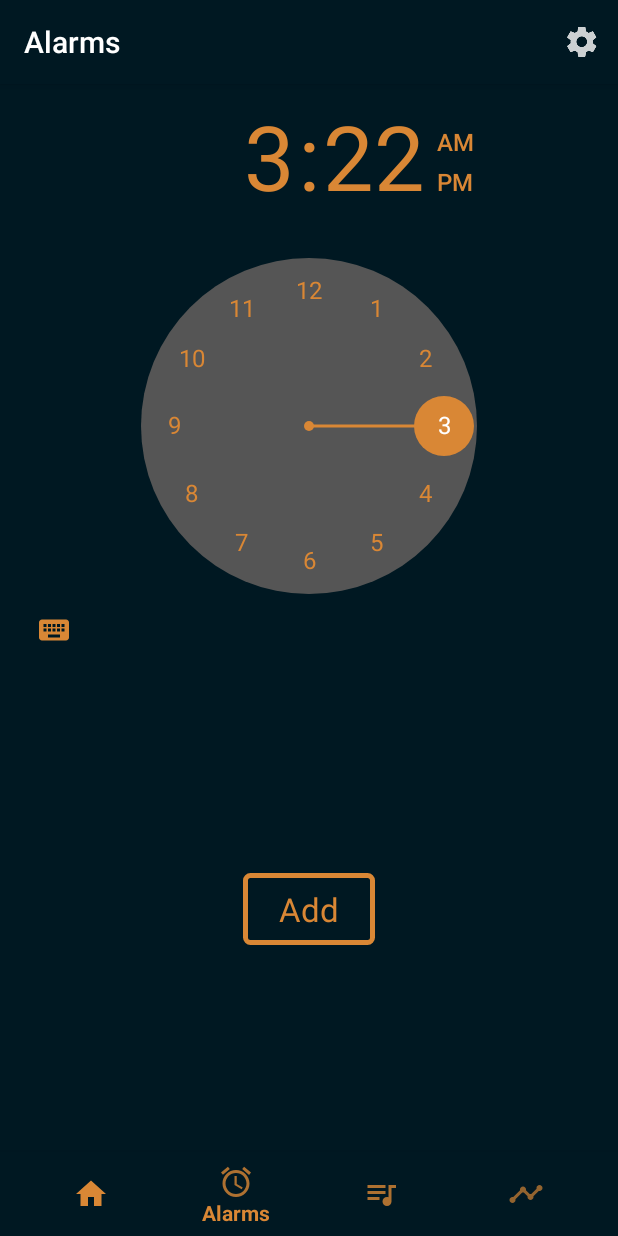
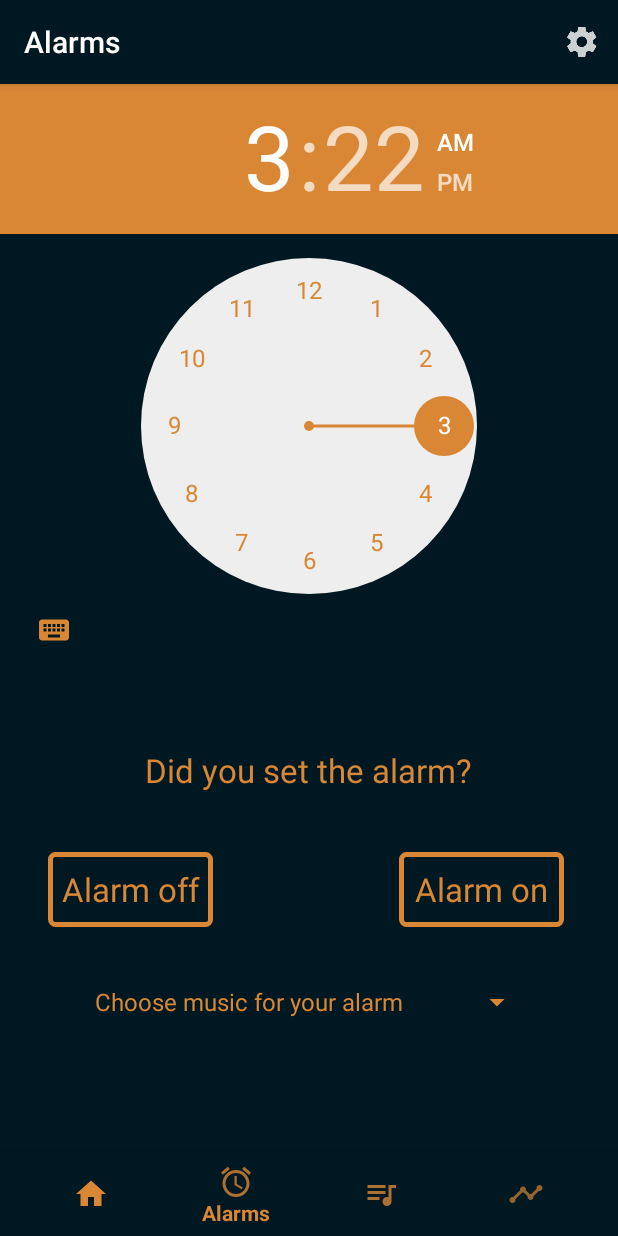
Before and after one commit to Sleewell/POC-Sleewell, an Android app: the screen it shows after launch (MainActivity), item 2 of the bottom bar chosen, on a phone screen of 412 x 824 dp. Run offline under Robolectric (Android 15) with nearby library versions, the phone set to English and light mode, and no system bars; our stand-ins replace navigation-ui; libraries missing offline, so code that uses them is left out: com.tomerrosenfeld.customanalogclockview; 3 statements that could not run were skipped.

Commit message:
+add clock -del but Error Alarms doesn't work :(

```diff
--- a/app/src/main/AndroidManifest.xml
+++ b/app/src/main/AndroidManifest.xml
@@ -35,6 +35,11 @@
                 <category android:name="android.intent.category.LAUNCHER" />
             </intent-filter>
         </activity>
+        <receiver android:name=".AlarmReceiver"/>
+        <service android:name=".RingtonePlayingService"
+            android:enabled="true">
+
+        </service>
     </application>
 
 </manifest>
--- a/app/src/main/java/com/example/sleewell/ui/alarms/AlarmsFragment.kt
+++ b/app/src/main/java/com/example/sleewell/ui/alarms/AlarmsFragment.kt
@@ -1,18 +1,30 @@
 package com.example.sleewell.ui.alarms
 
+import android.app.AlarmManager
+import android.app.PendingIntent
+import android.content.Context
+import android.content.Intent
 import android.os.Bundle
-import android.view.LayoutInflater
-import android.view.View
-import android.view.ViewGroup
-import android.widget.TextView
+import android.view.*
+import android.widget.*
+import androidx.appcompat.app.AppCompatActivity
+import androidx.appcompat.widget.Toolbar
+import androidx.core.content.ContextCompat.getSystemService
 import androidx.fragment.app.Fragment
 import androidx.lifecycle.Observer
 import androidx.lifecycle.ViewModelProviders
 import com.example.sleewell.R
+import java.util.*
 
 class AlarmsFragment : Fragment() {
 
     private lateinit var alarmsViewModel: AlarmsViewModel
+    private lateinit var timePicker: TimePicker
+    private lateinit var updateText: TextView
+    private lateinit var alarmManager: AlarmManager
+    // private lateinit var context: Context
+    private lateinit var pendingIntent: PendingIntent
+    private var choose_music: Int = 0
 
     override fun onCreateView(
         inflater: LayoutInflater,
@@ -22,6 +34,77 @@ class AlarmsFragment : Fragment() {
         alarmsViewModel =
             ViewModelProviders.of(this).get(AlarmsViewModel::class.java)
         val root = inflater.inflate(R.layout.fragment_alarms, container, false)
+        super.onCreate(savedInstanceState)
+        // context = this
+        alarmManager = this.context!!.getSystemService(Context.ALARM_SERVICE) as AlarmManager
+        timePicker = root.findViewById(R.id.timePicker)
+        updateText = root.findViewById(R.id.update_text)
+
+        val calendar = Calendar.getInstance()
+
+        val myIntent = Intent(context, AlarmReceiver::class.java)
+
+        val spinner = root.findViewById<Spinner>(R.id.spinner)
+        val adapter = ArrayAdapter.createFromResource(context!!, R.array.alarms_array, android.R.layout.simple_spinner_item)
+        adapter.setDropDownViewResource(android.R.layout.simple_spinner_dropdown_item)
+        spinner.adapter = adapter
+        //spinner.onItemSelectedListener =
+
+        val alarm_on = root.findViewById<Button>(R.id.alarm_on)
+        alarm_on.setOnClickListener {
+            calendar.set(Calendar.HOUR_OF_DAY, timePicker.hour)
+            calendar.set(Calendar.MINUTE, timePicker.minute)
+
+            val hour = timePicker.hour
+            val minute = timePicker.minute
+            val hour_string = hour.toString()
+            val minute_string = minute.toString()
+
+            setAlarmText("Alarm set to $hour_string:$minute_string")
+
+            myIntent.putExtra("extra", "alarm on")
+
+            myIntent.putExtra("music_choice", choose_music)
+
+            pendingIntent = PendingIntent.getBroadcast(
+                context!!,
+                0,
+                myIntent,
+                PendingIntent.FLAG_UPDATE_CURRENT
+            )
+            alarmManager.set(AlarmManager.RTC_WAKEUP, calendar.timeInMillis, pendingIntent)
+        }
+
+        val alarm_off = root.findViewById<Button>(R.id.alarm_off)
+        alarm_off.setOnClickListener {
+            setAlarmText("Alarm off")
+
+            val alarmUp = PendingIntent.getBroadcast(
+                context, 0,
+                Intent("com.my.package.MY_UNIQUE_ACTION"),
+                PendingIntent.FLAG_NO_CREATE
+            ) != null
+            if (alarmUp)
+                alarmManager.cancel(pendingIntent)
+
+            myIntent.putExtra("extra", "alarm off")
+
+            myIntent.putExtra("music_choice", choose_music)
+            context!!.sendBroadcast(myIntent)
+        }
         return root
     }
+
+    private fun setAlarmText(output: String) {
+        updateText.text = output
+    }
+
+    override fun onOptionsItemSelected(item: MenuItem): Boolean {
+        val id = item.itemId
+
+        return if (id == R.id.action_settings) {
+            true
+        } else super.onOptionsItemSelected(item)
+
+    }
 }
--- a/app/src/main/res/layout/fragment_alarms.xml
+++ b/app/src/main/res/layout/fragment_alarms.xml
@@ -6,35 +6,70 @@
     android:layout_height="match_parent">
 
     <TimePicker
-        android:id="@+id/timePicker"
-        style="@android:style/Widget.Material.TimePicker"
         android:layout_width="wrap_content"
         android:layout_height="wrap_content"
-        android:layout_alignParentStart="true"
+        android:id="@+id/timePicker"
         android:layout_alignParentLeft="true"
-        android:headerBackground="@color/BleuFoncé"
-        app:layout_constraintBottom_toBottomOf="parent"
-        app:layout_constraintEnd_toEndOf="parent"
-        app:layout_constraintHorizontal_bias="1.0"
-        app:layout_constraintStart_toStartOf="parent"
-        app:layout_constraintTop_toTopOf="parent"
-        app:layout_constraintVertical_bias="0.0" />
+        android:layout_alignParentStart="true" />
 
     <Button
         android:id="@+id/alarm_on"
-        android:layout_width="wrap_content"
-        android:layout_height="wrap_content"
+        android:layout_width="110dp"
+        android:layout_height="50dp"
         android:layout_below="@+id/update_text"
         android:layout_alignParentStart="true"
         android:layout_alignParentLeft="true"
+        android:layout_marginEnd="36dp"
+        android:layout_marginRight="36dp"
+        android:layout_marginBottom="150dp"
         android:background="@drawable/button"
         android:clickable="true"
-        android:text="Add"
+        android:text="Alarm on"
         android:textAppearance="?android:attr/textAppearanceLarge"
-        android:textColor="@color/Orange"
+        app:layout_constraintBottom_toBottomOf="parent"
+        app:layout_constraintEnd_toEndOf="parent" />
+
+    <Button
+        android:id="@+id/alarm_off"
+        android:layout_width="110dp"
+        android:layout_height="50dp"
+        android:layout_below="@+id/update_text"
+        android:layout_alignParentEnd="true"
+        android:layout_alignParentRight="true"
+        android:layout_marginStart="32dp"
+        android:layout_marginLeft="32dp"
+        android:layout_marginBottom="150dp"
+        android:background="@drawable/button"
+        android:clickable="true"
+        android:text="Alarm off"
+        android:textAppearance="?android:attr/textAppearanceLarge"
+        app:layout_constraintBottom_toBottomOf="parent"
+        app:layout_constraintStart_toStartOf="parent" />
+
+    <TextView
+        android:id="@+id/update_text"
+        android:layout_width="wrap_content"
+        android:layout_height="wrap_content"
+        android:layout_below="@+id/timePicker"
+        android:layout_centerHorizontal="true"
+        android:layout_marginBottom="240dp"
+        android:text="Did you set the alarm?"
+        android:textAppearance="?android:attr/textAppearanceLarge"
         app:layout_constraintBottom_toBottomOf="parent"
         app:layout_constraintEnd_toEndOf="parent"
-        app:layout_constraintStart_toStartOf="parent"
-        app:layout_constraintTop_toBottomOf="@+id/timePicker" />
+        app:layout_constraintHorizontal_bias="0.497"
+        app:layout_constraintStart_toStartOf="parent" />
+
+    <Spinner
+        android:id="@+id/spinner"
+        android:layout_width="300dp"
+        android:layout_height="40dp"
+        android:layout_below="@+id/alarm_on"
+        android:layout_centerHorizontal="true"
+        android:layout_marginBottom="80dp"
+        app:layout_constraintBottom_toBottomOf="parent"
+        app:layout_constraintEnd_toEndOf="parent"
+        app:layout_constraintHorizontal_bias="0.495"
+        app:layout_constraintStart_toStartOf="parent" />
 
 </androidx.constraintlayout.widget.ConstraintLayout>
--- a/app/src/main/res/values/strings.xml
+++ b/app/src/main/res/values/strings.xml
@@ -40,6 +40,11 @@
     <!-- Button -->
     <string name="Go_to_sleep_button">Go To Sleep</string>
 
-
+    <!-- Alarms sound -->
+    <string-array name="alarms_array">
+        <item>Choose music for your alarm</item>
+        <item>Bad guy</item>
+        <item>Mii theme</item>
+    </string-array>
 
 </resources>
```
Also changed, not shown: app/src/main/java/com/example/sleewell/ui/alarms/AlarmReceiver.kt (added, +20 -0 lines), app/src/main/java/com/example/sleewell/ui/alarms/RingtonePlayingService.kt (added, +101 -0 lines).
